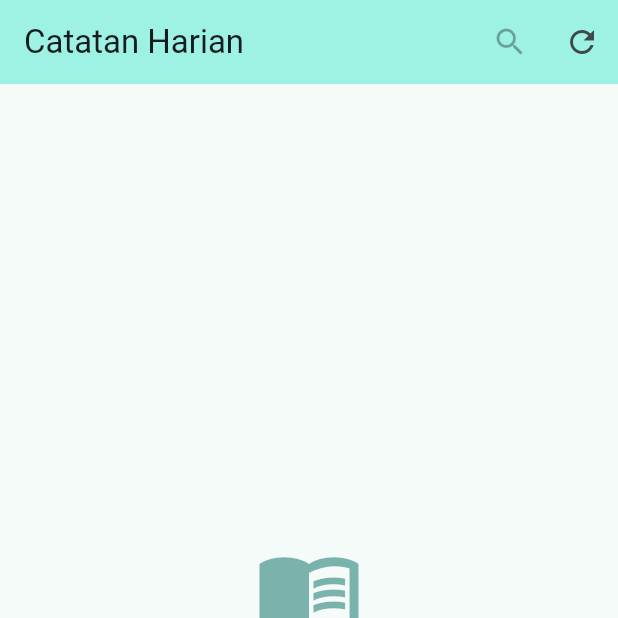
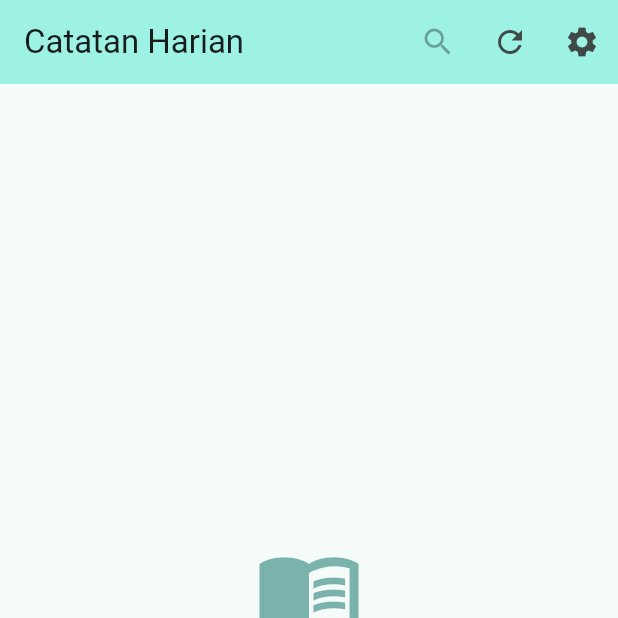
Before and after one commit to Athakasi/catatan-harian, a Flutter app: the screen it shows after launch, on a phone screen of 412 x 824 dp, the top half of it. Run offline on Flutter 3.47's test engine with Material 3 defaults, Android fonts, the phone set to English and light mode, and no system bars; our stand-ins replace material_ui, shared_preferences.

Commit message:
feat: tambah tema gelap dengan pilihan tersimpan

```diff
--- a/lib/app.dart
+++ b/lib/app.dart
@@ -2,43 +2,191 @@
 // FILE: lib/app.dart
 // #App #Root — Kerangka utama aplikasi (tema, judul, halaman awal).
 //
-// Analogi OOP: class ini adalah "konfigurasi aplikasi".
-// Ia tidak menyimpan data catatan dan tidak menggambar daftar.
-// Ia hanya menentukan: aplikasi ini bernama apa, warnanya apa,
-// dan halaman pertama yang dibuka apa.
+// PERUBAHAN BESAR di fitur tema gelap:
+//   StatelessWidget -> StatefulWidget
+//
+// Alasannya: tema sekarang bisa BERUBAH saat aplikasi berjalan
+// (pengguna memilih terang/gelap). Widget yang isinya berubah
+// wajib StatefulWidget, supaya Flutter tahu kapan harus menggambar
+// ulang seluruh aplikasi.
+//
+// Perhatikan: hanya CATATAN HARIAN yang berubah tema. Seluruh
+// aplikasi (daftar, form, dialog) ikut berubah otomatis, karena
+// semuanya mengambil warna dari Theme.of(context).
 // ============================================================
 
 import 'package:material_ui/material_ui.dart';
 
 import 'screens/note_list_screen.dart';
+import 'screens/pengaturan_screen.dart';
+import 'services/tema_service.dart';
 
-// #Class #StatelessWidget — Widget yang tidak punya state (tidak berubah).
-// Cocok untuk kerangka aplikasi yang konfigurasinya tetap sepanjang umur app.
-// Bandingkan dengan StatefulWidget yang bisa berubah (dipakai di Langkah 5).
-class CatatanHarianApp extends StatelessWidget {
-  const CatatanHarianApp({super.key});
+// #Class #StatefulWidget — Sekarang punya state: pilihan tema.
+class CatatanHarianApp extends StatefulWidget {
+  // #Constructor — `temaService` opsional untuk keperluan TEST.
+  //
+  // Di aplikasi sungguhan parameter ini tidak diisi, sehingga
+  // service membuat penyimpanan sendiri. Di test, kita menyuntikkan
+  // penyimpanan palsu agar tidak menyentuh data asli.
+  const CatatanHarianApp({super.key, this.temaService});
 
-  // #Method #Build — Method wajib setiap widget: mengembalikan tampilan.
-  // Dipanggil ulang oleh Flutter setiap kali layar perlu digambar.
+  // #Properti #TemaService — Service penyimpanan tema.
+  final TemaService? temaService;
+
+  @override
+  State<CatatanHarianApp> createState() => _CatatanHarianAppState();
+}
+
+class _CatatanHarianAppState extends State<CatatanHarianApp> {
+  // #Properti #Service — Service tema, dibuat sekali.
+  late final TemaService _temaService;
+
+  // #Properti #Tema — Pilihan tema yang sedang aktif.
+  //
+  // Diawali `system` supaya aplikasi langsung mengikuti pengaturan
+  // perangkat sejak frame pertama. Kalau kita mulai dengan null
+  // lalu menunggu pembacaan storage, akan ada "kedipan" tema terang
+  // sebelum berubah ke gelap.
+  ThemeMode _tema = ThemeMode.system;
+
+  // #Method #InitState — Membaca tema tersimpan saat aplikasi dibuka.
+  @override
+  void initState() {
+    super.initState();
+
+    _temaService = widget.temaService ?? TemaService();
+
+    // #Langkah #MuatTema — Baca pilihan tersimpan.
+    //
+    // Tidak di-await (initState tidak boleh async). Hasilnya
+    // diterapkan lewat setState saat sudah siap.
+    _muatTema();
+  }
+
+  // #Method #MuatTema — Mengambil tema tersimpan dari penyimpanan.
+  Future<void> _muatTema() async {
+    try {
+      final tersimpan = await _temaService.muat();
+
+      // #Langkah #CekMounted — Sama seperti di halaman lain.
+      if (!mounted) return;
+
+      setState(() {
+        _tema = tersimpan;
+      });
+    } catch (e) {
+      // #Langkah #Abaikan — Kalau gagal membaca tema, biarkan
+      // memakai tema sistem. Ini bukan kesalahan fatal; aplikasi
+      // tetap bisa dipakai.
+    }
+  }
+
+  // #Method #UbahTema — Menerapkan tema baru dan menyimpannya.
+  //
+  // Dipanggil dari halaman pengaturan lewat nilai yang dikembalikan
+  // Navigator.pop().
+  Future<void> _ubahTema(ThemeMode mode) async {
+    // #Langkah #TerapkanDulu — Ubah tampilan SEKARANG, jangan tunggu
+    // penyimpanan selesai. Penyimpanan hanya butuh milidetik, tapi
+    // menunggunya membuat UI terasa lambat.
+    //
+    // Ini disebut "optimistic update": tampilkan dulu, simpan di
+    // belakang. Kalau penyimpanan gagal, tema tetap berubah untuk
+    // sesi ini (dan itu wajar).
+    setState(() {
+      _tema = mode;
+    });
+
+    // #Langkah #Simpan — Simpan pilihan ke storage.
+    await _temaService.simpan(mode);
+  }
+
+  // #Method #BukaPengaturan — Membuka halaman pengaturan.
+  //
+  // ============ JEBAKAN PENTING: context mana yang dipakai ============
+  //
+  // Parameter `context` di sini BUKAN context milik State ini.
+  // Ia adalah context dari dalam `Builder` di build() — yaitu context
+  // yang berada DI BAWAH MaterialApp.
+  //
+  // Kenapa harus begitu? Karena Navigator diciptakan OLEH MaterialApp.
+  // Context milik State ini berada di ATAS MaterialApp, sehingga belum
+  // punya Navigator. Kalau kita memakai `this.context`, Flutter akan
+  // melempar error:
+  //
+  //   "Navigator operation requested with a context that does not
+  //    include a Navigator."
+  //
+  // Ini jebakan klasik saat mengubah StatelessWidget menjadi
+  // StatefulWidget: dulu `context` datang dari parameter build(),
+  // sekarang State punya `context` sendiri yang posisinya berbeda.
+  Future<void> _bukaPengaturan(BuildContext context) async {
+    // #Langkah #Buka — Tunggu hasil dari halaman pengaturan.
+    final pilihan = await Navigator.push<ThemeMode>(
+      context,
+      MaterialPageRoute(
+        builder: (context) => PengaturanScreen(temaSaatIni: _tema),
+      ),
+    );
+
+    // #Langkah #Terapkan — Kalau pengguna memilih, terapkan.
+    if (pilihan != null) {
+      await _ubahTema(pilihan);
+    }
+  }
+
+  // #Method #Build — Menyusun MaterialApp dengan tema terang & gelap.
   @override
   Widget build(BuildContext context) {
+    // #Langkah #Palet — Satu warna dasar menghasilkan dua palet:
+    // terang dan gelap. Keduanya otomatis harmonis.
+    //
+    // `brightness: Brightness.dark` memberi tahu Flutter bahwa ini
+    // palet gelap, sehingga warna teks, ikon, dan bayangan ikut
+    // menyesuaikan tanpa kita atur satu per satu.
+    final paletTerang = ColorScheme.fromSeed(
+      seedColor: Colors.teal,
+      brightness: Brightness.light,
+    );
+    final paletGelap = ColorScheme.fromSeed(
+      seedColor: Colors.teal,
+      brightness: Brightness.dark,
+    );
+
     return MaterialApp(
-      // #Properti #Title — Nama aplikasi (dipakai task switcher & tab browser).
       title: 'Catatan Harian',
-
-      // #Properti #DebugBanner — Mematikan pita "DEBUG" di pojok kanan atas.
       debugShowCheckedModeBanner: false,
 
-      // #Properti #Theme — Tema warna aplikasi.
-      // ColorScheme.fromSeed menghasilkan palet warna otomatis dari 1 warna dasar.
-      // Ganti Colors.teal ke warna lain, dan seluruh aplikasi ikut berubah.
-      theme: ThemeData(
-        colorScheme: ColorScheme.fromSeed(seedColor: Colors.teal),
+      // #Properti #Theme — Tema saat perangkat/aplikasi dalam mode terang.
+      theme: ThemeData(colorScheme: paletTerang),
+
+      // #Properti #DarkTheme — Tema saat mode gelap.
+      darkTheme: ThemeData(colorScheme: paletGelap),
+
+      // #Properti #ThemeMode — SIAPA yang menentukan terang/gelap.
+      //
+      //   ThemeMode.system -> ikut pengaturan perangkat
+      //   ThemeMode.light  -> selalu terang
+      //   ThemeMode.dark   -> selalu gelap
+      //
+      // Inilah satu-satunya baris yang membuat tema bisa diubah
+      // pengguna. Tanpa ini, `darkTheme` hanya dipakai kalau
+      // perangkat dalam mode gelap.
+      themeMode: _tema,
+
+      // #Properti #Home — Halaman pertama.
+      //
+      // Kita bungkus dengan Builder agar bisa mengirim callback
+      // `onBukaPengaturan` ke NoteListScreen. Tanpa Builder, kita
+      // tidak punya cara meneruskan aksi ke halaman di bawahnya.
+      home: Builder(
+        builder: (context) => NoteListScreen(
+          // #Langkah #KirimContext — Kita kirim context DARI DALAM
+          // Builder, bukan context milik State. Lihat penjelasan
+          // di _bukaPengaturan() di atas.
+          onBukaPengaturan: () => _bukaPengaturan(context),
+        ),
       ),
-
-      // #Properti #Home — Halaman pertama yang ditampilkan saat app dibuka.
-      // Untuk sekarang isinya masih placeholder (Langkah 5 akan diisi daftar catatan).
-      home: const NoteListScreen(),
     );
   }
 }
--- a/lib/screens/note_list_screen.dart
+++ b/lib/screens/note_list_screen.dart
@@ -41,10 +41,16 @@ class NoteListScreen extends StatefulWidget {
   // palsu (in-memory) agar test tidak menyentuh storage asli.
   //
   // Pola ini sama dengan yang kita pakai di NoteStorage (Langkah 4).
-  const NoteListScreen({super.key, this.storage});
+  const NoteListScreen({super.key, this.storage, this.onBukaPengaturan});
 
   // #Properti #Storage — Penyimpanan yang dipakai halaman ini.
   final NoteStorage? storage;
+
+  // #Properti #OnBukaPengaturan — Aksi membuka halaman pengaturan.
+  //
+  // Dikirim dari app.dart. Dibuat opsional (boleh null) supaya
+  // halaman ini tetap bisa dipakai di test tanpa pengaturan.
+  final VoidCallback? onBukaPengaturan;
 
   // #Method #CreateState — Wajib ada di setiap StatefulWidget.
   // Ia menghubungkan widget (konfigurasi) dengan State (data + logika).
@@ -362,6 +368,17 @@ class _NoteListScreenState extends State<NoteListScreen> {
               tooltip: 'Muat ulang',
               icon: const Icon(Icons.refresh),
             ),
+
+            // #Tombol #Pengaturan — Membuka halaman pengaturan tema.
+            //
+            // Hanya ditampilkan kalau callback-nya tersedia, supaya
+            // test lama yang tidak mengirim callback tetap berjalan.
+            if (widget.onBukaPengaturan != null)
+              IconButton(
+                onPressed: widget.onBukaPengaturan,
+                tooltip: 'Pengaturan',
+                icon: const Icon(Icons.settings),
+              ),
           ],
         ],
       ),
```
Also changed, not shown: lib/screens/pengaturan_screen.dart (added, +122 -0 lines), lib/services/tema_service.dart (added, +67 -0 lines), 1 other file.
